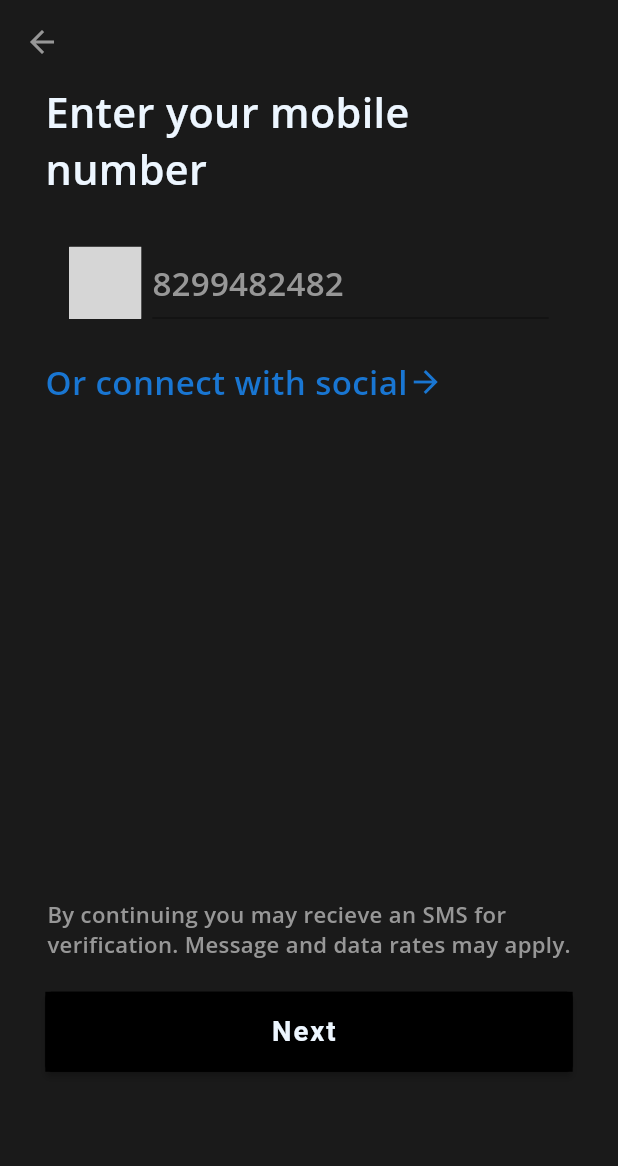
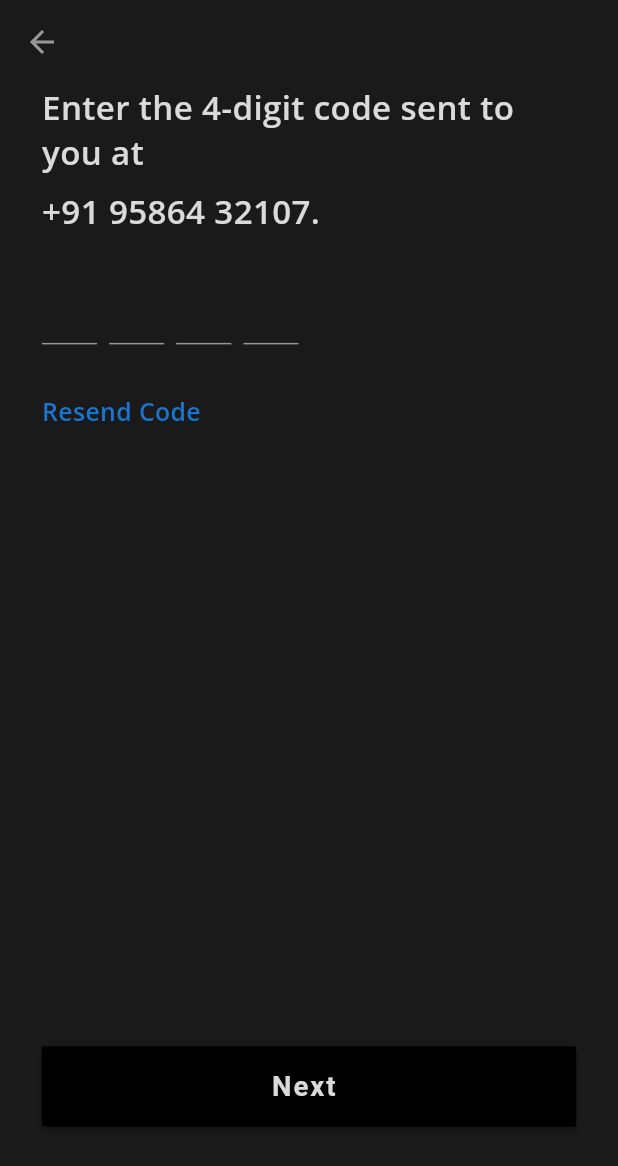
Before and after one commit to sherryqaisrani/Uber-Clone, a Flutter app: the LoginScreen screen opened by its route, after a tap on "Next", on a phone screen of 412 x 824 dp. Shown: the top 1166 px of the screen. Run offline on Flutter 3.47's test engine with Material 2 defaults, Android fonts, the phone set to English and light mode, and no system bars; drawn by our look-alikes of pinput; our stand-ins replace flutter_screenutil, flutter_svg, get, google_fonts; missing offline and left inert: country_pickers; grey boxes are pictures that could not be loaded.

Commit message:
OTP Screen Done

```diff
--- a/lib/app/controllers/splash_controller.dart
+++ b/lib/app/controllers/splash_controller.dart
@@ -11,6 +11,6 @@ class SplashController extends GetxController {
 
   void goToNext() async {
     await Future.delayed(const Duration(seconds: 3));
-    Get.offAllNamed(AppRoutes.GET_STARTED);
+    Get.offAllNamed(AppRoutes.getStarted);
   }
 }
--- a/lib/app/routes/app_routes.dart
+++ b/lib/app/routes/app_routes.dart
@@ -1,33 +1,48 @@
 import 'package:fitness_app/app/screens/login/login.dart';
+import 'package:fitness_app/app/screens/login/opt_screen.dart';
+import 'package:fitness_app/app/screens/login/with_social.dart';
 import 'package:fitness_app/app/screens/spalsh/splash_screen.dart';
 import 'package:fitness_app/app/screens/start_screen/start_screen.dart';
 import 'package:get/get.dart';
 
 class AppRoutes {
   // initial route
-  static const INITIAL_ROUTE = '/';
+  static const initialRoute = '/';
 
   //Get Started
-  static const GET_STARTED = '/get_started';
+  static const getStarted = '/get_started';
 
   //Login
-  static const LOGIN = '/login';
+  static const login = '/login';
+
+  static const loginWithSocial = '/login_social';
+  static const otpPage = '/otp_page';
 
   static final ROUTES = [
     // splash Route
     GetPage(
-      name: INITIAL_ROUTE,
+      name: initialRoute,
       page: () => const SplashScreen(),
       transition: Transition.leftToRightWithFade,
     ),
     GetPage(
-      name: GET_STARTED,
+      name: getStarted,
       page: () => const StartScreen(),
       transition: Transition.leftToRightWithFade,
     ),
      GetPage(
-      name: LOGIN,
+      name: login,
       page: () => const LoginScreen(),
+      transition: Transition.leftToRightWithFade,
+    ),
+     GetPage(
+      name: loginWithSocial,
+      page: () => const LoginWithSocial(),
+      transition: Transition.leftToRightWithFade,
+    ),
+     GetPage(
+      name: otpPage,
+      page: () =>  OTPSCREEN(),
       transition: Transition.leftToRightWithFade,
     )
   ];
--- a/lib/app/screens/login/login.dart
+++ b/lib/app/screens/login/login.dart
@@ -1,6 +1,7 @@
 import 'package:country_pickers/country.dart';
 import 'package:country_pickers/country_pickers.dart';
 import 'package:fitness_app/app/controllers/login_controller.dart';
+import 'package:fitness_app/app/routes/app_routes.dart';
 import 'package:fitness_app/app/utils/app_colors.dart';
 import 'package:fitness_app/app/utils/app_strings.dart';
 import 'package:fitness_app/app/utils/app_text_style.dart';
@@ -46,7 +47,11 @@ class LoginScreen extends StatelessWidget {
               SizedBox(
                 height: 25.h,
               ),
-              Row(
+              GestureDetector(
+                onTap: () => Get.toNamed(
+                  AppRoutes.loginWithSocial,
+                ),
+                child: Row(
                   children: [
                     Text(
                       AppStrings.orSocialContact,
@@ -60,20 +65,25 @@ class LoginScreen extends StatelessWidget {
                     ),
                   ],
                 ),
+              ),
               SizedBox(
                 height: MediaQuery.of(context).size.height * 0.4,
               ),
               Text(
                 'By continuing you may recieve an SMS for\nverification. Message and data rates may apply.',
                 style: regular16.copyWith(
-                  color: AppColors.DARK_GRAY,
+                  color: AppColors.LIGHT_GRAY_COLOR,
                 ),
               ),
               SizedBox(
                 height: 24.h,
               ),
               GenericButton(
-                  buttonName: AppStrings.nextBtnName, callback: () {}),
+                buttonName: AppStrings.nextBtnName,
+                callback: () => Get.toNamed(
+                  AppRoutes.otpPage,
+                ),
+              ),
             ],
           ),
         );
--- /dev/null
+++ b/lib/app/screens/login/opt_screen.dart
@@ -0,0 +1,127 @@
+import 'package:fitness_app/app/utils/app_colors.dart';
+import 'package:fitness_app/app/utils/app_text_style.dart';
+import 'package:fitness_app/app/widgets/generic_appBar.dart';
+import 'package:fitness_app/app/widgets/generic_button.dart';
+import 'package:flutter/material.dart';
+import 'package:flutter_screenutil/flutter_screenutil.dart';
+import 'package:pinput/pinput.dart';
+
+class OTPSCREEN extends StatelessWidget {
+  OTPSCREEN({super.key});
+  final pinController = TextEditingController();
+  final focusNode = FocusNode();
+  final formKey = GlobalKey<FormState>();
+
+  @override
+  Widget build(BuildContext context) {
+    const focusedBorderColor = AppColors.LIGHT_WHITE;
+
+    final defaultPinTheme = PinTheme(
+      width: 40.h,
+      height: 56,
+      textStyle: TextStyle(
+        fontSize: 27.sp,
+        color: AppColors.DARK_GRAY,
+      ),
+      decoration: const BoxDecoration(
+        border: Border(
+          bottom: BorderSide(
+            color: AppColors.DARK_GRAY,
+          ),
+        ),
+      ),
+    );
+
+    return Scaffold(
+      backgroundColor: AppColors.PRIMARY_COLOR,
+      appBar: appBar(),
+      body: Padding(
+        padding: REdgeInsets.symmetric(
+          horizontal: 33.h,
+        ),
+        child: SingleChildScrollView(
+          child: Column(
+            crossAxisAlignment: CrossAxisAlignment.start,
+            children: [
+              Text(
+                'Enter the 4-digit code sent to \nyou at',
+                style: regular24.copyWith(
+                  color: AppColors.LIGHT_GRAY_COLOR,
+                ),
+              ),
+              SizedBox(
+                height: 10.h,
+              ),
+              Text(
+                '+91 95864 32107.',
+                style: regular24,
+              ),
+              SizedBox(
+                height: 20.h,
+              ),
+              Directionality(
+                // Specify direction if desired
+                textDirection: TextDirection.ltr,
+                child: Pinput(
+                  controller: pinController,
+                  focusNode: focusNode,
+                  androidSmsAutofillMethod:
+                      AndroidSmsAutofillMethod.smsUserConsentApi,
+                  listenForMultipleSmsOnAndroid: true,
+                  defaultPinTheme: defaultPinTheme,
+                  validator: (value) {
+                    return value == '2222' ? null : 'Pin is incorrect';
+                  },
+                  // onClipboardFound: (value) {
+                  //   debugPrint('onClipboardFound: $value');
+                  //   pinController.setText(value);
+                  // },
+                  hapticFeedbackType: HapticFeedbackType.lightImpact,
+                  onCompleted: (pin) {
+                    debugPrint('onCompleted: $pin');
+                  },
+                  onChanged: (value) {
+                    debugPrint('onChanged: $value');
+                  },
+                  cursor: Column(
+                    mainAxisAlignment: MainAxisAlignment.end,
+                    children: [
+                      Container(
+                        margin: const EdgeInsets.only(bottom: 9),
+                        width: 22,
+                        height: 1,
+                        color: focusedBorderColor,
+                      ),
+                    ],
+                  ),
+                  focusedPinTheme: defaultPinTheme,
+                  submittedPinTheme: defaultPinTheme,
+                  errorPinTheme: defaultPinTheme.copyBorderWith(
+                    border: Border(
+                      bottom: BorderSide(
+                        color: AppColors.ERROR_COLOR,
+                      ),
+                    ),
+                  ),
+                ),
+              ),
+              SizedBox(
+                height: 36.h,
+              ),
+              Text(
+                'Resend Code',
+                style: regular18.copyWith(
+                  color: AppColors.SECONDARY_COLOR,
+                ),
+              ),
+              SizedBox(
+                height: MediaQuery.of(context).size.height * 0.5,
+              ),
+              GenericButton(buttonName: 'Next', callback: () {}),
+            ],
+          ),
+        ),
+      ),
+    );
+  }
+}
--- a/lib/app/screens/start_screen/components/body.dart
+++ b/lib/app/screens/start_screen/components/body.dart
@@ -87,7 +87,7 @@ class Body extends StatelessWidget {
           ),
           GestureDetector(
             onTap: () => Get.toNamed(
-              AppRoutes.LOGIN,
+              AppRoutes.login,
             ),
             child: Container(
               width: double.maxFinite,
@@ -95,7 +95,7 @@ class Body extends StatelessWidget {
                 horizontal: 70.w,
               ),
               decoration: BoxDecoration(
-                  gradient: LinearGradient(
+                  gradient: const LinearGradient(
                     colors: [
                       AppColors.SECONDARY_COLOR,
                       AppColors.SECOND_SECONDARY_COLOR
--- a/lib/app/utils/app_colors.dart
+++ b/lib/app/utils/app_colors.dart
@@ -1,4 +1,5 @@
 import 'package:flutter/animation.dart';
+import 'package:flutter/material.dart';
 
 class AppColors {
   // primary color
@@ -17,4 +18,6 @@ class AppColors {
   static const Color BLACK_COLOR = Color(0xff000000);
   // Dark Gray Color
   static const Color DARK_GRAY = Color(0xff979797);
+  // Dark Gray Color
+  static Color ERROR_COLOR = Colors.red.shade600;
 }
--- a/lib/app/utils/app_images.dart
+++ b/lib/app/utils/app_images.dart
@@ -5,6 +5,6 @@ class AppImages {
   static const String saftyIcon = 'assets/svg/safty_icon.svg';
   static const String nextArrow = 'assets/svg/next_arrow.svg';
   static const String flagSvg = 'assets/svg/flag.svg';
-  // static const String secondArrow = 'assets/svg/second_arrow.svg';
-  // static const String thirdArrow = 'assets/svg/third_arrow.svg';
+  static const String faceBook = 'assets/svg/facebook.svg';
+  static const String goole = 'assets/svg/google.svg';
 }
--- a/lib/app/utils/app_strings.dart
+++ b/lib/app/utils/app_strings.dart
@@ -5,4 +5,5 @@ class AppStrings {
   static const String enterMobileNumber = 'Enter your mobile number';
   static const String orSocialContact = 'Or connect with social';
   static const String nextBtnName = 'Next';
+  static const String chooseanAccount = 'Choose an account';
 }
--- a/lib/app/utils/app_text_style.dart
+++ b/lib/app/utils/app_text_style.dart
@@ -29,7 +29,7 @@ TextStyle get regular24 {
     fontWeight: FontWeight.w600,
     fontFamily: 'Roboto',
     fontSize: 24.sp,
-    color: AppColors.LIGHT_WHITE,
+    color: AppColors.LIGHT_GRAY_COLOR,
   ));
 }
 
@@ -39,7 +39,17 @@ TextStyle get regular20 {
     fontWeight: FontWeight.w600,
     fontFamily: 'Open Sans',
     fontSize: 20.sp,
-    color: AppColors.LIGHT_WHITE,
+    color: AppColors.LIGHT_GRAY_COLOR,
+  ));
+}
+
+TextStyle get regular18 {
+  return GoogleFonts.openSans(
+      textStyle: TextStyle(
+    fontWeight: FontWeight.w600,
+    fontFamily: 'Open Sans',
+    fontSize: 18.sp,
+    color: AppColors.LIGHT_GRAY_COLOR,
   ));
 }
 
@@ -49,7 +59,7 @@ TextStyle get regular16 {
     fontWeight: FontWeight.w600,
     fontFamily: 'Open Sans',
     fontSize: 16.sp,
-    color: AppColors.LIGHT_WHITE,
+    color: AppColors.LIGHT_GRAY_COLOR,
   ));
 }
 
@@ -59,7 +69,7 @@ TextStyle get regular14 {
     fontWeight: FontWeight.w600,
     fontSize: 14.sp,
     fontFamily: 'Open Sans',
-    color: AppColors.LIGHT_WHITE,
+    color: AppColors.LIGHT_GRAY_COLOR,
   ));
 }
 
@@ -69,7 +79,7 @@ TextStyle get regular12 {
     fontWeight: FontWeight.w500,
     fontSize: 12.sp,
     fontFamily: 'Open Sans',
-    color: AppColors.LIGHT_WHITE,
+    color: AppColors.LIGHT_GRAY_COLOR,
   ));
 }
 
@@ -79,6 +89,6 @@ TextStyle get regular10 {
     fontWeight: FontWeight.w500,
     fontSize: 10.sp,
     fontFamily: 'Open Sans',
-    color: AppColors.LIGHT_WHITE,
+    color: AppColors.LIGHT_GRAY_COLOR,
   ));
 }
--- a/lib/main.dart
+++ b/lib/main.dart
@@ -27,7 +27,7 @@ class MyApp extends StatelessWidget {
           ),
           home: child,
           getPages: AppRoutes.ROUTES,
-          initialRoute: AppRoutes.INITIAL_ROUTE,
+          initialRoute: AppRoutes.initialRoute,
         );
       },
     );
--- a/pubspec.yaml
+++ b/pubspec.yaml
@@ -41,6 +41,7 @@ dependencies:
   flutter_svg: ^1.1.6
   google_fonts: ^3.0.1
   country_pickers: ^2.0.0
+  pinput: ^2.2.21
 
 dev_dependencies:
   flutter_test:
```
Also changed, not shown: lib/app/screens/login/with_social.dart (+93 -0 lines), assets/svg/facebook.svg (added), assets/svg/google.svg (added), pubspec.lock, 5 other files. Lines whose indentation alone changed are shown as unchanged.
